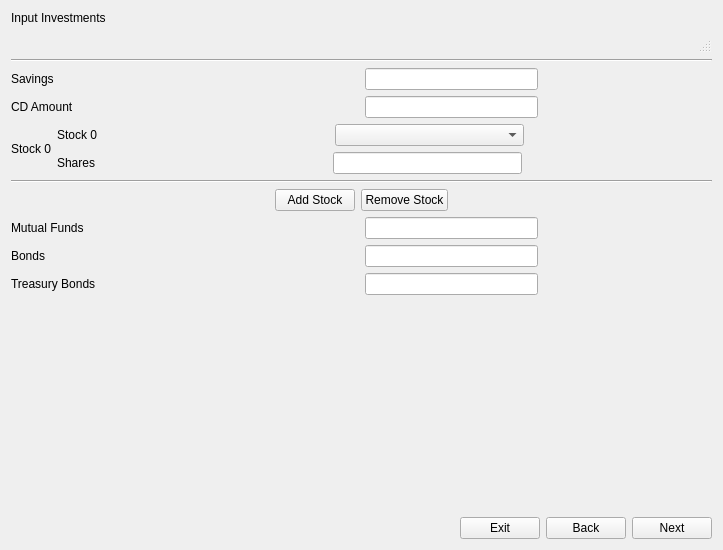
The window that Application/Application/predictionInputInvest.ui (abutlerboudakian/future_wallet) describes before a commit, drawn with Qt 5.
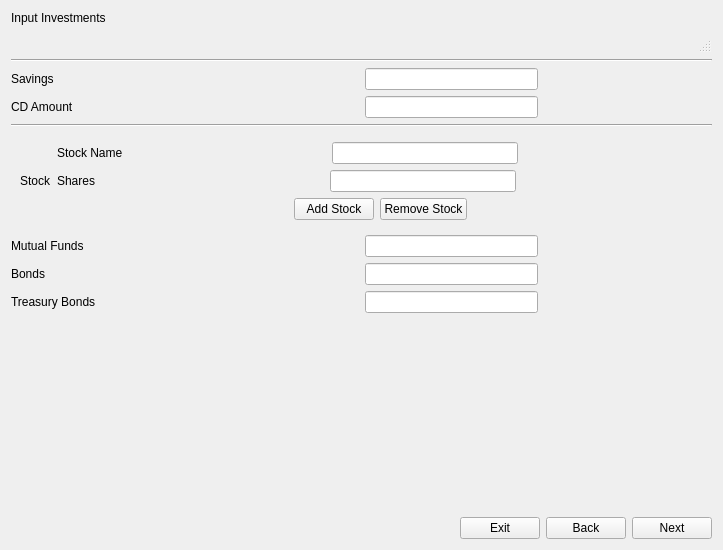
The same window after the commit.

Commit message: Adding and removing stocks work

```diff
--- a/Application/Application/predictionInputInvest.ui
+++ b/Application/Application/predictionInputInvest.ui
@@ -157,11 +157,21 @@
       </layout>
      </item>
      <item>
-      <layout class="QHBoxLayout" name="horizontalLayout">
+      <widget class="Line" name="line">
+       <property name="orientation">
+        <enum>Qt::Horizontal</enum>
+       </property>
+      </widget>
+     </item>
+     <item>
+      <layout class="QVBoxLayout" name="Stocks">
+       <item>
+        <widget class="QWidget" name="StockItem_2" native="true">
+         <layout class="QHBoxLayout" name="StockItem">
        <item>
         <widget class="QLabel" name="label">
          <property name="text">
-          <string>Stock 0</string>
+             <string>Stock</string>
          </property>
         </widget>
        </item>
@@ -178,7 +188,7 @@
               </size>
              </property>
              <property name="text">
-              <string>Stock 0</string>
+                 <string>Stock Name</string>
              </property>
             </widget>
            </item>
@@ -199,14 +209,7 @@
             </spacer>
            </item>
            <item>
-            <widget class="QComboBox" name="comboBox">
-             <property name="sizePolicy">
-              <sizepolicy hsizetype="Expanding" vsizetype="Fixed">
-               <horstretch>0</horstretch>
-               <verstretch>0</verstretch>
-              </sizepolicy>
-             </property>
-            </widget>
+               <widget class="QLineEdit" name="Stock0"/>
            </item>
            <item>
             <spacer name="horizontalSpacer_11">
@@ -291,19 +294,8 @@
            </item>
           </layout>
          </item>
-        </layout>
-       </item>
-      </layout>
-     </item>
      <item>
-      <widget class="Line" name="line">
-       <property name="orientation">
-        <enum>Qt::Horizontal</enum>
-       </property>
-      </widget>
-     </item>
-     <item>
-      <layout class="QHBoxLayout" name="horizontalLayout_2">
+             <layout class="QHBoxLayout" name="Buttons">
        <item>
         <spacer name="horizontalSpacer_2">
          <property name="orientation">
@@ -318,14 +310,14 @@
         </spacer>
        </item>
        <item>
-        <widget class="QPushButton" name="pushButton">
+               <widget class="QPushButton" name="Add">
          <property name="text">
           <string>Add Stock</string>
          </property>
         </widget>
        </item>
        <item>
-        <widget class="QPushButton" name="pushButton_4">
+               <widget class="QPushButton" name="Remove">
          <property name="text">
           <string>Remove Stock</string>
          </property>
@@ -343,6 +335,13 @@
           </size>
          </property>
         </spacer>
+              </item>
+             </layout>
+            </item>
+           </layout>
+          </item>
+         </layout>
+        </widget>
        </item>
       </layout>
      </item>
```
Left out of the diff: 2 changed lines with no effect on the pictures. Lines whose indentation alone changed are shown as unchanged. The commit also changes 5 other files.
